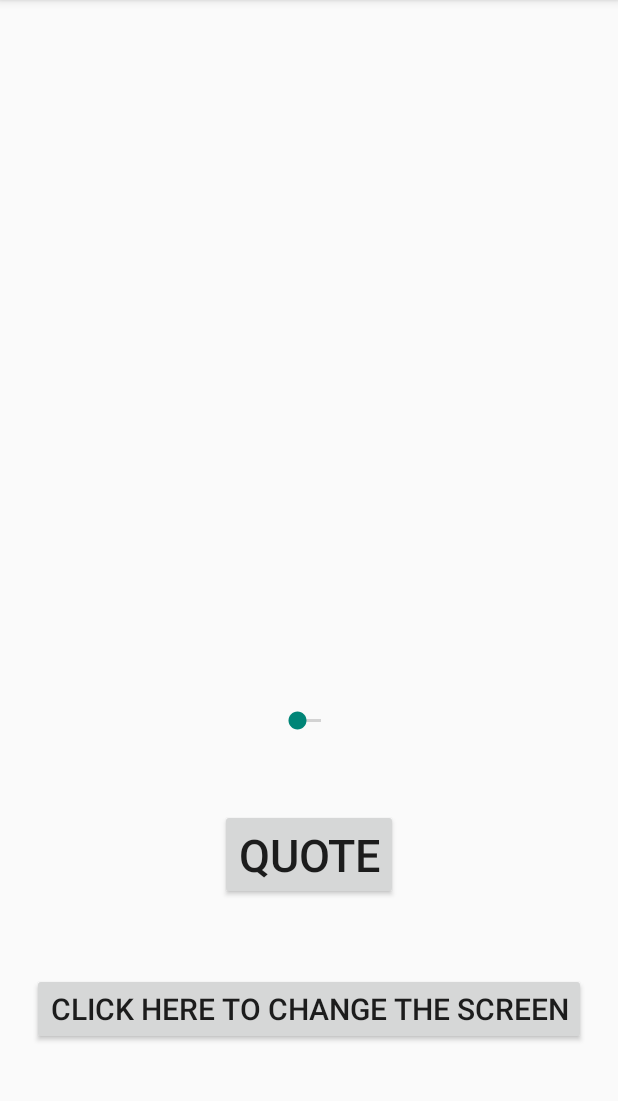
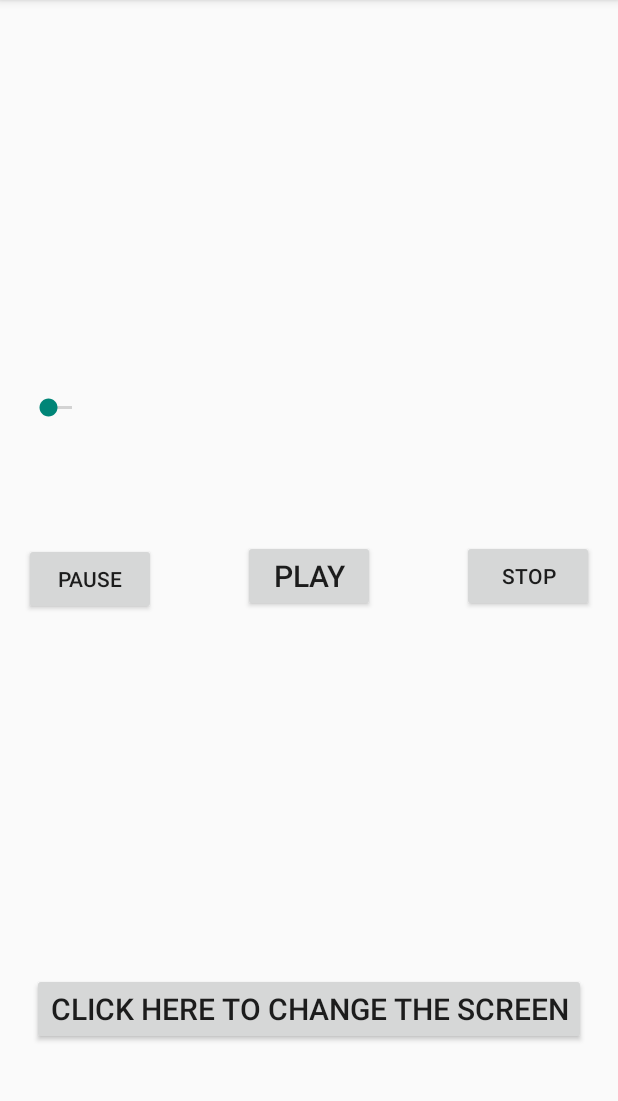
Before and after one commit to Sydothekido11/SoundVideoApp, an Android app: the screen it shows after launch (MediaActivity), on a phone screen of 412 x 824 dp, the part 84-1185 px from its top. Run offline under Robolectric (Android 15) with nearby library versions, the phone set to English and light mode, and no system bars.

Commit message:
Created many things to make the app work.

```diff
--- a/app/src/main/java/ctec/soundvideoapp/MediaActivity.java
+++ b/app/src/main/java/ctec/soundvideoapp/MediaActivity.java
@@ -7,11 +7,20 @@ import android.view.MenuItem;
 import android.widget.Button;
 import android.view.View;
 import android.content.Intent;
+import android.widget.*;
+import android.media.MediaPlayer;
 
-public class MediaActivity extends AppCompatActivity
+public class MediaActivity extends AppCompatActivity implements Runnable
 {
 
     private Button swapButton;
+    private Button playButton;
+    private Button stopButton;
+    private Button pauseButton;
+    private SeekBar soundSeekBar;
+    private MediaPlayer soundPlayer;
+    private Thread soundThread;
+
 
 
     @Override
@@ -21,8 +30,17 @@ public class MediaActivity extends AppCompatActivity
         setContentView(R.layout.activity_media);
 
         swapButton = (Button) findViewById (R.id.changeScreenButton);
+        playButton = (Button) findViewById (R.id.playButton);
+        stopButton = (Button) findViewById (R.id.stopButton);
+        pauseButton = (Button) findViewById (R.id.pauseButton);
+        soundSeekBar = (SeekBar) findViewById (R.id.soundSeekBar);
+
+        soundPlayer = MediaPlayer.create(this.getBaseContext(), R.raw.lotr);
 
         setupListeners();
+
+        soundThread = new Thread(this);
+        soundThread.start();
     }
 
     @Override
@@ -50,8 +68,10 @@ public class MediaActivity extends AppCompatActivity
         return super.onOptionsItemSelected(item);
     }
 
+
     private void setupListeners()
     {
+
         swapButton.setOnClickListener(new View.OnClickListener()
         {
             public void onClick(View buttonView)
@@ -61,5 +81,75 @@ public class MediaActivity extends AppCompatActivity
             }
 
         });
+
+        playButton.setOnClickListener(new View.OnClickListener()
+        {
+
+            public void onClick(View v)
+            {
+                soundPlayer.start();
+            }
+        });
+
+        pauseButton.setOnClickListener(new View.OnClickListener()
+        {
+            public void onClick(View v)
+            {
+                soundPlayer.pause();
+            }
+
+        });
+
+        stopButton.setOnClickListener(new View.OnClickListener()
+        {
+            public void onClick(View currentView)
+            {
+                soundPlayer.stop();
+               // soundPlayer = MediaPlayer.create(getBaseContext(),  );
+            }
+
+        });
+
+        soundSeekBar.setOnSeekBarChangeListener(new SeekBar.OnSeekBarChangeListener()
+        {
+           public void onStopTrackingTouch(SeekBar seekBar)
+           {
+           }
+
+            public void onStartTrackingTouch(SeekBar seekBar)
+            {
+            }
+
+            public void onProgressChanged(SeekBar seekBar, int progress, boolean fromUser)
+            {
+                if(fromUser)
+                {
+                    soundPlayer.seekTo(progress);
+                }
+            }
+
+        });
+
+    }
+
+    public void run()
+    {
+        int currentPosition = 0;
+        int soundTotal = soundPlayer.getDuration();
+        soundSeekBar.setMax(soundTotal);
+
+        while (soundPlayer != null && currentPosition < soundTotal)
+        {
+            try
+            {
+                Thread.sleep(300);
+                currentPosition = soundPlayer.getCurrentPosition();
+            }
+            catch(InterruptedException soundException)
+            {
+                return;
+            }
+            soundSeekBar.setProgress(currentPosition);
+        }
     }
 }
--- a/app/src/main/java/ctec/soundvideoapp/VideoActivity.java
+++ b/app/src/main/java/ctec/soundvideoapp/VideoActivity.java
@@ -6,11 +6,17 @@ import android.view.Menu;
 import android.view.MenuItem;
 import android.widget.Button;
 import android.view.View;
+import android.content.Intent;
+import android.widget.*;
+import android.net.Uri;
 
 public class VideoActivity extends AppCompatActivity
 {
 
     private Button homeButton;
+    private VideoView myPlayer;
+    private MediaController myVideoController;
+    private Uri videoLocation;
 
 
     @Override
@@ -19,9 +25,20 @@ public class VideoActivity extends AppCompatActivity
         super.onCreate(savedInstanceState);
         setContentView(R.layout.activity_video);
 
+        myPlayer = (VideoView) findViewById(R.id.videoView);
         homeButton = (Button) findViewById(R.id.returnToMedia);
 
+        videoLocation = Uri.parse("android.resource://" + getPackageName() + "/" + );
+        myVideoController = new MediaController(this);
+
+        setupMedia();
         setupListeners();
+    }
+
+    private void setupMedia()
+    {
+        myPlayer.setMediaController(myVideoController);
+        myPlayer.setVideoURI(videoLocation);
     }
 
     @Override
@@ -56,6 +73,10 @@ public class VideoActivity extends AppCompatActivity
           public void onClick(View buttonView)
           {
 
+              Intent returnIntent = new Intent();
+              setResult(RESULT_OK, returnIntent);
+              finish();
+
           }
         });
     }
--- a/app/src/main/res/layout/activity_media.xml
+++ b/app/src/main/res/layout/activity_media.xml
@@ -11,12 +11,12 @@
     <Button
         android:layout_width="wrap_content"
         android:layout_height="wrap_content"
-        android:text="Quote"
-        android:id="@+id/button2"
-        android:textSize="30dp"
-        android:layout_alignParentBottom="true"
-        android:layout_centerHorizontal="true"
-        android:layout_marginBottom="152dp"/>
+        android:text="Play"
+        android:id="@+id/playButton"
+        android:textSize="20dp"
+        android:layout_centerVertical="true"
+        android:layout_centerHorizontal="true"/>
+
 
     <Button
         style="?android:attr/buttonStyleSmall"
@@ -32,9 +32,29 @@
     <SeekBar
         android:layout_width="wrap_content"
         android:layout_height="wrap_content"
-        android:id="@+id/seekBar"
-        android:layout_above="@+id/button2"
-        android:layout_centerHorizontal="true"
-        android:layout_marginBottom="50dp"/>
+        android:id="@+id/soundSeekBar"
+        android:layout_above="@+id/pauseButton"
+        android:layout_alignParentLeft="true"
+        android:layout_alignParentStart="true"
+        android:layout_marginBottom="81dp"/>
+
+    <Button
+        android:layout_width="wrap_content"
+        android:layout_height="wrap_content"
+        android:text="Stop"
+        android:id="@+id/stopButton"
+        android:layout_alignBottom="@+id/playButton"
+        android:layout_alignParentRight="true"
+        android:layout_alignParentEnd="true"/>
+
+    <Button
+        android:layout_width="wrap_content"
+        android:layout_height="wrap_content"
+        android:text="Pause"
+        android:id="@+id/pauseButton"
+        android:layout_alignBaseline="@+id/playButton"
+        android:layout_alignBottom="@+id/playButton"
+        android:layout_alignParentLeft="true"
+        android:layout_alignParentStart="true"/>
 
 </RelativeLayout>
--- a/app/src/main/res/layout/activity_video.xml
+++ b/app/src/main/res/layout/activity_video.xml
@@ -18,4 +18,13 @@
         android:layout_marginBottom="118dp"
         android:textColor="#73ffc9"
         android:textSize="20dp"/>
+
+    <VideoView
+        android:layout_width="wrap_content"
+        android:layout_height="wrap_content"
+        android:id="@+id/videoView"
+        android:layout_above="@+id/returnToMedia"
+        android:layout_alignParentLeft="true"
+        android:layout_alignParentStart="true"
+        android:layout_marginBottom="56dp"/>
 </RelativeLayout>
```
Also changed, not shown: 1 other file.
